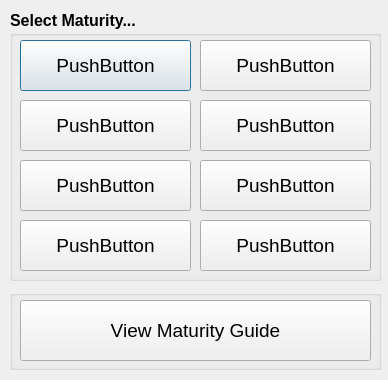
The window that ui/MatSelDlg.ui (guyuhong/CLAMS) describes before a commit, drawn with Qt 5.
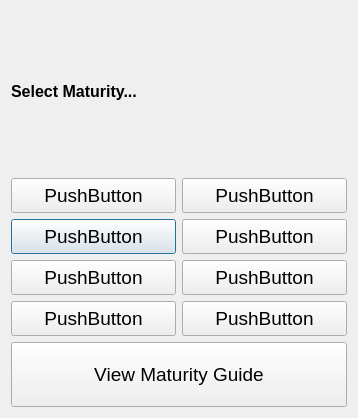
The same window after the commit.

Patch:
```diff
--- a/ui/MatSelDlg.ui
+++ b/ui/MatSelDlg.ui
@@ -1,249 +1,231 @@
 <ui version="4.0" >
  <class>matselDlg</class>
- <widget class="QDialog" name="matselDlg" >
-  <property name="geometry" >
+ <widget class="QDialog" name="matselDlg">
+  <property name="geometry">
    <rect>
     <x>0</x>
     <y>0</y>
-    <width>388</width>
-    <height>380</height>
+    <width>354</width>
+    <height>418</height>
    </rect>
   </property>
   <property name="windowTitle" >
    <string>Maturity Selection</string>
   </property>
-  <widget class="QGroupBox" name="groupBox" >
-   <property name="geometry" >
-    <rect>
-     <x>10</x>
-     <y>30</y>
-     <width>371</width>
-     <height>251</height>
-    </rect>
-   </property>
-   <property name="title" >
-    <string/>
-   </property>
-   <widget class="QPushButton" name="mat1Btn" >
-    <property name="geometry" >
-     <rect>
-      <x>10</x>
-      <y>10</y>
-      <width>171</width>
-      <height>51</height>
-     </rect>
-    </property>
-    <property name="font" >
-     <font>
-      <pointsize>14</pointsize>
-     </font>
-    </property>
-    <property name="text" >
-     <string>PushButton</string>
-    </property>
-    <property name="checkable" >
-     <bool>false</bool>
-    </property>
-   </widget>
-   <widget class="QPushButton" name="mat5Btn" >
-    <property name="geometry" >
-     <rect>
-      <x>190</x>
-      <y>10</y>
-      <width>171</width>
-      <height>51</height>
-     </rect>
-    </property>
-    <property name="font" >
-     <font>
-      <pointsize>14</pointsize>
-     </font>
-    </property>
-    <property name="text" >
-     <string>PushButton</string>
-    </property>
-    <property name="checkable" >
-     <bool>false</bool>
-    </property>
-   </widget>
-   <widget class="QPushButton" name="mat2Btn" >
-    <property name="geometry" >
-     <rect>
-      <x>10</x>
-      <y>70</y>
-      <width>171</width>
-      <height>51</height>
-     </rect>
-    </property>
-    <property name="font" >
-     <font>
-      <pointsize>14</pointsize>
-     </font>
-    </property>
-    <property name="text" >
-     <string>PushButton</string>
-    </property>
-    <property name="checkable" >
-     <bool>false</bool>
-    </property>
-   </widget>
-   <widget class="QPushButton" name="mat6Btn" >
-    <property name="geometry" >
-     <rect>
-      <x>190</x>
-      <y>70</y>
-      <width>171</width>
-      <height>51</height>
-     </rect>
-    </property>
-    <property name="font" >
-     <font>
-      <pointsize>14</pointsize>
-     </font>
-    </property>
-    <property name="text" >
-     <string>PushButton</string>
-    </property>
-    <property name="checkable" >
-     <bool>false</bool>
-    </property>
-   </widget>
-   <widget class="QPushButton" name="mat3Btn" >
-    <property name="geometry" >
-     <rect>
-      <x>10</x>
-      <y>130</y>
-      <width>171</width>
-      <height>51</height>
-     </rect>
-    </property>
-    <property name="font" >
-     <font>
-      <pointsize>14</pointsize>
-     </font>
-    </property>
-    <property name="text" >
-     <string>PushButton</string>
-    </property>
-    <property name="checkable" >
-     <bool>false</bool>
-    </property>
-   </widget>
-   <widget class="QPushButton" name="mat7Btn" >
-    <property name="geometry" >
-     <rect>
-      <x>190</x>
-      <y>130</y>
-      <width>171</width>
-      <height>51</height>
-     </rect>
-    </property>
-    <property name="font" >
-     <font>
-      <pointsize>14</pointsize>
-     </font>
-    </property>
-    <property name="text" >
-     <string>PushButton</string>
-    </property>
-    <property name="checkable" >
-     <bool>false</bool>
-    </property>
-   </widget>
-   <widget class="QPushButton" name="mat4Btn" >
-    <property name="geometry" >
-     <rect>
-      <x>10</x>
-      <y>190</y>
-      <width>171</width>
-      <height>51</height>
-     </rect>
-    </property>
-    <property name="font" >
-     <font>
-      <pointsize>14</pointsize>
-     </font>
-    </property>
-    <property name="text" >
-     <string>PushButton</string>
-    </property>
-    <property name="checkable" >
-     <bool>false</bool>
-    </property>
-   </widget>
-   <widget class="QPushButton" name="mat8Btn" >
-    <property name="geometry" >
-     <rect>
-      <x>190</x>
-      <y>190</y>
-      <width>171</width>
-      <height>51</height>
-     </rect>
-    </property>
-    <property name="font" >
-     <font>
-      <pointsize>14</pointsize>
-     </font>
-    </property>
-    <property name="text" >
-     <string>PushButton</string>
-    </property>
-    <property name="checkable" >
-     <bool>false</bool>
-    </property>
-   </widget>
-  </widget>
-  <widget class="QGroupBox" name="groupBox_2" >
-   <property name="geometry" >
-    <rect>
-     <x>10</x>
-     <y>290</y>
-     <width>371</width>
-     <height>80</height>
-    </rect>
-   </property>
-   <property name="title" >
-    <string/>
-   </property>
-   <widget class="QPushButton" name="guideBtn" >
-    <property name="geometry" >
-     <rect>
-      <x>10</x>
-      <y>10</y>
-      <width>351</width>
-      <height>61</height>
-     </rect>
-    </property>
-    <property name="font" >
-     <font>
-      <pointsize>14</pointsize>
-     </font>
-    </property>
-    <property name="text" >
-     <string>View Maturity Guide</string>
-    </property>
-   </widget>
-  </widget>
-  <widget class="QLabel" name="label" >
-   <property name="geometry" >
-    <rect>
-     <x>10</x>
-     <y>10</y>
-     <width>139</width>
-     <height>20</height>
-    </rect>
-   </property>
-   <property name="font" >
-    <font>
-     <pointsize>12</pointsize>
-     <weight>75</weight>
-     <bold>true</bold>
-    </font>
-   </property>
-   <property name="text" >
-    <string>Select Maturity...</string>
-   </property>
-  </widget>
+  <layout class="QVBoxLayout" name="verticalLayout">
+   <item>
+    <widget class="QLabel" name="label">
+     <property name="font">
+      <font>
+       <pointsize>12</pointsize>
+       <weight>75</weight>
+       <bold>true</bold>
+      </font>
+     </property>
+     <property name="text">
+      <string>Select Maturity...</string>
+     </property>
+    </widget>
+   </item>
+   <item>
+    <layout class="QGridLayout" name="gridLayout_3">
+     <item row="1" column="0">
+      <widget class="QPushButton" name="mat2Btn">
+       <property name="minimumSize">
+        <size>
+         <width>165</width>
+         <height>35</height>
+        </size>
+       </property>
+       <property name="font">
+        <font>
+         <pointsize>14</pointsize>
+        </font>
+       </property>
+       <property name="text">
+        <string>PushButton</string>
+       </property>
+       <property name="checkable">
+        <bool>false</bool>
+       </property>
+      </widget>
+     </item>
+     <item row="0" column="1">
+      <widget class="QPushButton" name="mat5Btn">
+       <property name="minimumSize">
+        <size>
+         <width>165</width>
+         <height>35</height>
+        </size>
+       </property>
+       <property name="font">
+        <font>
+         <pointsize>14</pointsize>
+        </font>
+       </property>
+       <property name="text">
+        <string>PushButton</string>
+       </property>
+       <property name="checkable">
+        <bool>false</bool>
+       </property>
+      </widget>
+     </item>
+     <item row="2" column="0">
+      <widget class="QPushButton" name="mat3Btn">
+       <property name="minimumSize">
+        <size>
+         <width>165</width>
+         <height>35</height>
+        </size>
+       </property>
+       <property name="font">
+        <font>
+         <pointsize>14</pointsize>
+        </font>
+       </property>
+       <property name="text">
+        <string>PushButton</string>
+       </property>
+       <property name="checkable">
+        <bool>false</bool>
+       </property>
+      </widget>
+     </item>
+     <item row="3" column="0">
+      <widget class="QPushButton" name="mat4Btn">
+       <property name="minimumSize">
+        <size>
+         <width>165</width>
+         <height>35</height>
+        </size>
+       </property>
+       <property name="font">
+        <font>
+         <pointsize>14</pointsize>
+        </font>
+       </property>
+       <property name="text">
+        <string>PushButton</string>
+       </property>
+       <property name="checkable">
+        <bool>false</bool>
+       </property>
+      </widget>
+     </item>
+     <item row="1" column="1">
+      <widget class="QPushButton" name="mat6Btn">
+       <property name="minimumSize">
+        <size>
+         <width>165</width>
+         <height>35</height>
+        </size>
+       </property>
+       <property name="font">
+        <font>
+         <pointsize>14</pointsize>
+        </font>
+       </property>
+       <property name="text">
+        <string>PushButton</string>
+       </property>
+       <property name="checkable">
+        <bool>false</bool>
+       </property>
+      </widget>
+     </item>
+     <item row="2" column="1">
+      <widget class="QPushButton" name="mat7Btn">
+       <property name="minimumSize">
+        <size>
+         <width>165</width>
+         <height>35</height>
+        </size>
+       </property>
+       <property name="font">
+        <font>
+         <pointsize>14</pointsize>
+        </font>
+       </property>
+       <property name="text">
+        <string>PushButton</string>
+       </property>
+       <property name="checkable">
+        <bool>false</bool>
+       </property>
+      </widget>
+     </item>
+     <item row="3" column="1">
+      <widget class="QPushButton" name="mat8Btn">
+       <property name="minimumSize">
+        <size>
+         <width>165</width>
+         <height>35</height>
+        </size>
+       </property>
+       <property name="font">
+        <font>
+         <pointsize>14</pointsize>
+        </font>
+       </property>
+       <property name="text">
+        <string>PushButton</string>
+       </property>
+       <property name="checkable">
+        <bool>false</bool>
+       </property>
+      </widget>
+     </item>
+     <item row="0" column="0">
+      <widget class="QPushButton" name="mat1Btn">
+       <property name="minimumSize">
+        <size>
+         <width>165</width>
+         <height>35</height>
+        </size>
+       </property>
+       <property name="font">
+        <font>
+         <pointsize>14</pointsize>
+        </font>
+       </property>
+       <property name="text">
+        <string>PushButton</string>
+       </property>
+       <property name="checkable">
+        <bool>false</bool>
+       </property>
+      </widget>
+     </item>
+    </layout>
+   </item>
+   <item>
+    <layout class="QHBoxLayout" name="horizontalLayout_3">
+     <item>
+      <widget class="QPushButton" name="guideBtn">
+       <property name="minimumSize">
+        <size>
+         <width>0</width>
+         <height>65</height>
+        </size>
+       </property>
+       <property name="font">
+        <font>
+         <pointsize>14</pointsize>
+        </font>
+       </property>
+       <property name="text">
+        <string>View Maturity Guide</string>
+       </property>
+      </widget>
+     </item>
+    </layout>
+   </item>
+  </layout>
+  <zorder>label</zorder>
+  <zorder>guideBtn</zorder>
+  <zorder>gridLayoutWidget</zorder>
+  <zorder>horizontalLayoutWidget</zorder>
  </widget>
  <resources/>
  <connections/>
```
Left out of the diff: 5 changed lines with no effect on the pictures.
